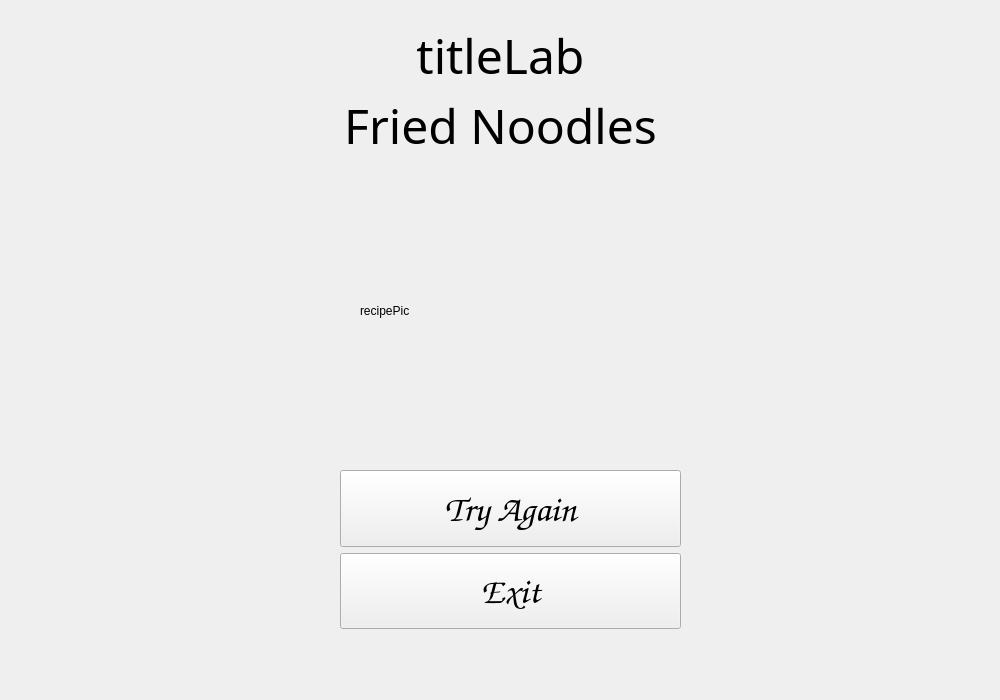
ReneeTong/a8-edu-app, file s4Complete.ui: the form before one commit.
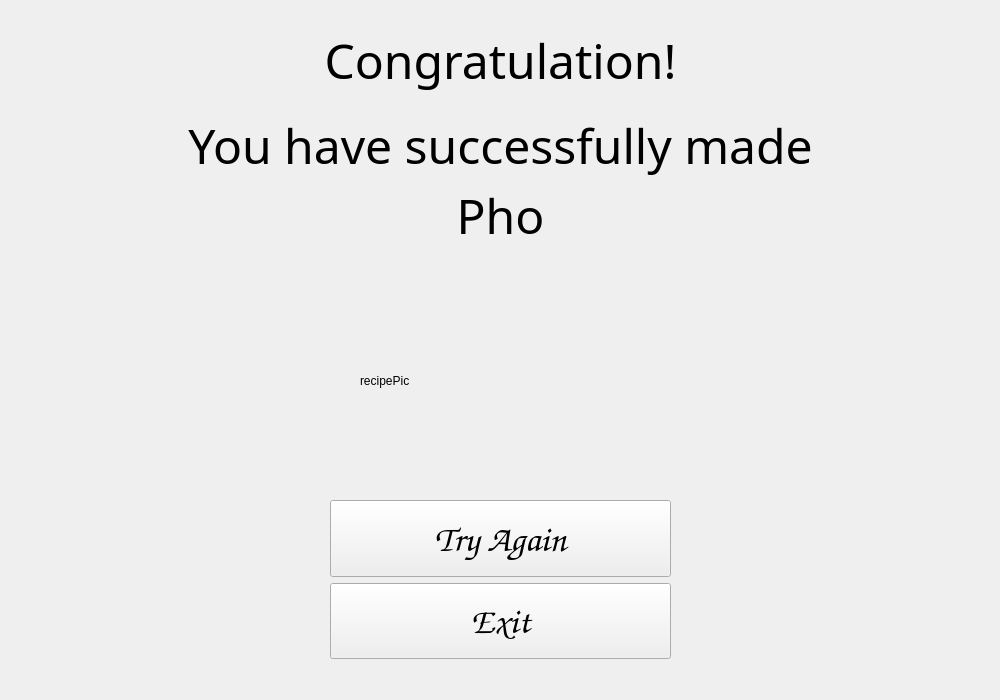
The form after the commit.

Commit message: Added Disclaimer, make label steps bigger, adjust the front size and words in s4

The edit to the form file:
```diff
--- a/s4Complete.ui
+++ b/s4Complete.ui
@@ -16,8 +16,8 @@
   <widget class="QWidget" name="verticalLayoutWidget">
    <property name="geometry">
     <rect>
-     <x>340</x>
-     <y>470</y>
+     <x>330</x>
+     <y>500</y>
      <width>341</width>
      <height>159</height>
     </rect>
@@ -58,7 +58,7 @@
        <font>
         <family>Comic Sans MS</family>
         <pointsize>28</pointsize>
-        <bold>true</bold>
+        <bold>false</bold>
        </font>
       </property>
       <property name="text">
@@ -72,7 +72,7 @@
    <property name="geometry">
     <rect>
      <x>360</x>
-     <y>210</y>
+     <y>280</y>
      <width>281</width>
      <height>201</height>
     </rect>
@@ -84,9 +84,9 @@
   <widget class="QLabel" name="titleLab">
    <property name="geometry">
     <rect>
-     <x>100</x>
-     <y>20</y>
-     <width>801</width>
+     <x>0</x>
+     <y>110</y>
+     <width>1001</width>
      <height>71</height>
     </rect>
    </property>
@@ -97,7 +97,7 @@
     </font>
    </property>
    <property name="text">
-    <string>titleLab</string>
+    <string>You have successfully made</string>
    </property>
    <property name="alignment">
     <set>Qt::AlignCenter</set>
@@ -106,9 +106,9 @@
   <widget class="QLabel" name="nameLab">
    <property name="geometry">
     <rect>
-     <x>100</x>
-     <y>90</y>
-     <width>801</width>
+     <x>0</x>
+     <y>180</y>
+     <width>1001</width>
      <height>71</height>
     </rect>
    </property>
@@ -119,7 +119,29 @@
     </font>
    </property>
    <property name="text">
-    <string>Fried Noodles</string>
+    <string>Pho</string>
+   </property>
+   <property name="alignment">
+    <set>Qt::AlignCenter</set>
+   </property>
+  </widget>
+  <widget class="QLabel" name="titleLab_2">
+   <property name="geometry">
+    <rect>
+     <x>0</x>
+     <y>20</y>
+     <width>1001</width>
+     <height>81</height>
+    </rect>
+   </property>
+   <property name="font">
+    <font>
+     <family>Segoe Print</family>
+     <pointsize>36</pointsize>
+    </font>
+   </property>
+   <property name="text">
+    <string>Congratulation!</string>
    </property>
    <property name="alignment">
     <set>Qt::AlignCenter</set>
```
The commit also changes 2 other files.
